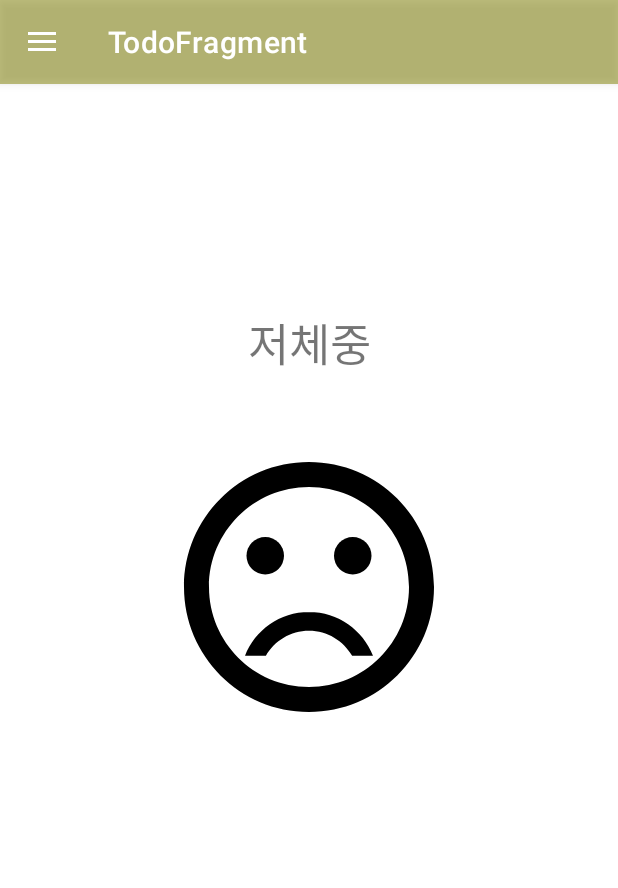
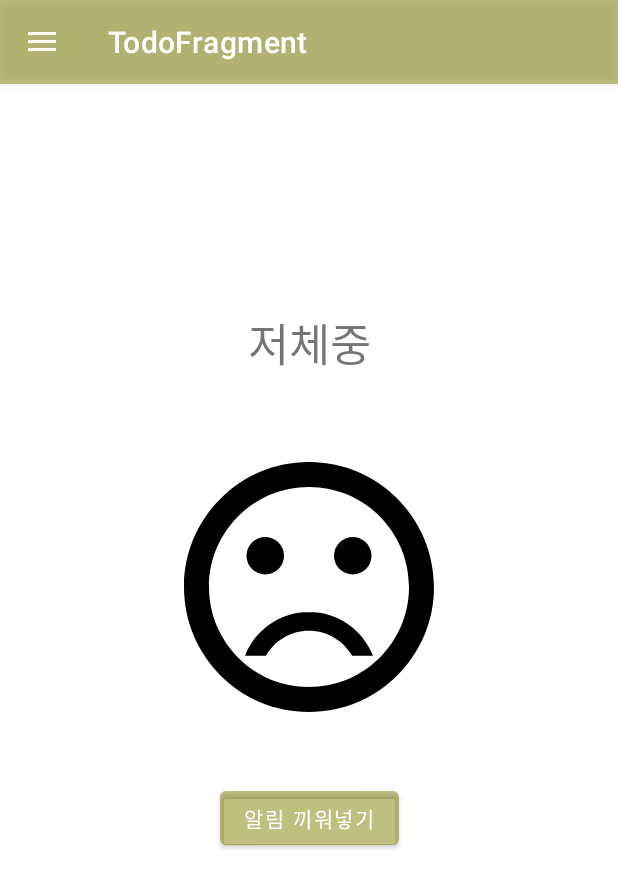
Before and after one commit to subinpark99/Kotlin_Basic, an Android app: the fragment BmiResultFragment placed in its activity, in the side drawer, after a tap on "stopwatch", on a phone screen of 412 x 824 dp. Shown: the top 888 px of the screen. Run offline under Robolectric (Android 15) with nearby library versions, the phone set to English and light mode, and no system bars; our stand-ins replace Room's generated code, data binding, navigation-ui; 4 statements that could not run were skipped.

Commit message:
notification 간단한 알림

```diff
--- a/app/src/main/AndroidManifest.xml
+++ b/app/src/main/AndroidManifest.xml
@@ -4,6 +4,7 @@
     package="com.example.basic"
     tools:ignore="CoarseFineLocation">
 
+    <uses-permission android:name="android.permission.POST_NOTIFICATIONS" />
     <uses-permission android:name="android.permission.READ_EXTERNAL_STORAGE" />
     <uses-permission android:name="android.permission.INTERNET"/>
     <uses-permission android:name="android.permission.ACCESS_FINE_LOCATION"
@@ -33,7 +34,8 @@
         tools:targetApi="31">
 
         <activity
-            android:name=".MainActivity"
+            android:name=".SplashActivity"
+            android:theme="@style/Theme.Design.Light.NoActionBar"
             android:exported="true">
             <intent-filter>
                 <action android:name="android.intent.action.MAIN" />
@@ -42,6 +44,7 @@
             </intent-filter>
         </activity>
 
+        <activity android:name=".MainActivity"/>
         <meta-data
             android:name="com.google.android.geo.API_KEY"
             android:value="@string/google_map" />
--- a/app/src/main/java/com/example/basic/bmiCalculator/BmiResultFragment.kt
+++ b/app/src/main/java/com/example/basic/bmiCalculator/BmiResultFragment.kt
@@ -1,10 +1,15 @@
 package com.example.basic.bmiCalculator
 
+import android.Manifest
+import android.content.pm.PackageManager
 import android.os.Bundle
 import android.view.LayoutInflater
 import android.view.View
 import android.view.ViewGroup
 import android.widget.Toast
+import androidx.core.app.ActivityCompat
+import androidx.core.app.NotificationCompat
+import androidx.core.app.NotificationManagerCompat
 import androidx.fragment.app.Fragment
 import androidx.navigation.fragment.navArgs
 import com.example.basic.R
@@ -17,6 +22,7 @@ class BmiResultFragment : Fragment() {
     private val binding get()=_binding!!
 
     private val args: BmiResultFragmentArgs by navArgs()  // 데이터 꺼내 오기
+    private lateinit var notificationHelper: NotificationHelper
 
     override fun onCreateView(
         inflater: LayoutInflater,
@@ -45,9 +51,23 @@ class BmiResultFragment : Fragment() {
             bmi>=18.5-> binding.bmiRstIv.setImageResource(R.drawable.icon_smile)
             else-> binding.bmiRstIv.setImageResource(R.drawable.icon_bad)
         }
+
+        notificationHelper= NotificationHelper(requireContext())
+        binding.submitBtn.setOnClickListener {
+            val message:String=binding.bmiRstTv.text.toString()
+
+            showNoti("니 bmi 결과!!!!!!",message+"이래...")
+        }
+
         return binding.root
     }
 
+    private fun showNoti(title:String,message:String){
+       val n:NotificationCompat.Builder=
+           notificationHelper.getChannelNotification(title, message)
+
+        notificationHelper.getManager().notify(1,n.build())
+    }
 
     override fun onDestroyView() {
         super.onDestroyView()
--- /dev/null
+++ b/app/src/main/java/com/example/basic/bmiCalculator/NotificationHelper.kt
@@ -0,0 +1,50 @@
+package com.example.basic.bmiCalculator
+
+import android.app.NotificationChannel
+import android.app.NotificationManager
+import android.content.Context
+import android.content.ContextWrapper
+import android.graphics.Color
+import android.os.Build
+import androidx.core.app.NotificationCompat
+import com.example.basic.R
+
+
+class NotificationHelper(context: Context?):ContextWrapper(context) {
+
+    private val CHANNEL_ID="channelId"
+    private val CHANNEL_NM="channelName"
+
+    init {
+        createChannel()
+    }
+
+    private fun createChannel() {
+
+        if (Build.VERSION.SDK_INT >= Build.VERSION_CODES.O) {
+            val importance = NotificationManager.IMPORTANCE_DEFAULT
+            val channel = NotificationChannel(CHANNEL_ID, CHANNEL_NM, importance)
+            channel.enableLights(true)
+            channel.lightColor= Color.GREEN
+            channel.enableVibration(true)
+
+            getManager().createNotificationChannel(channel)
+        }
+    }
+    fun getManager():NotificationManager{
+        return getSystemService(Context.NOTIFICATION_SERVICE) as NotificationManager
+    }
+
+    fun getChannelNotification(title:String,message: String):NotificationCompat.Builder {
+
+        return NotificationCompat.Builder(applicationContext, CHANNEL_ID)
+            .setContentTitle(title)
+            .setContentText(message)
+            .setSmallIcon(R.drawable.icon_smile)
+            .setStyle(
+                NotificationCompat.BigTextStyle()
+                    .bigText(message)
+            )
+            .setPriority(NotificationCompat.PRIORITY_DEFAULT)
+    }
+}
--- a/app/src/main/res/layout/fragment_bmi_result.xml
+++ b/app/src/main/res/layout/fragment_bmi_result.xml
@@ -26,4 +26,14 @@
         app:layout_constraintStart_toStartOf="parent"
         app:layout_constraintEnd_toEndOf="parent"/>
 
+    <Button
+        android:id="@+id/submit_btn"
+        android:layout_width="wrap_content"
+        android:layout_height="wrap_content"
+        android:layout_marginTop="30dp"
+        android:text="알림 끼워넣기"
+        app:layout_constraintTop_toBottomOf="@id/bmi_rst_iv"
+        app:layout_constraintStart_toStartOf="parent"
+        app:layout_constraintEnd_toEndOf="parent"/>
+
 </androidx.constraintlayout.widget.ConstraintLayout>
```
Also changed, not shown: app/src/main/java/com/example/basic/SplashActivity.kt (added, +23 -0 lines), app/src/main/res/layout/activity_splash.xml (added, +17 -0 lines), app/src/main/res/layout/nav_header.xml (+4 -4 lines), 1 other file.
